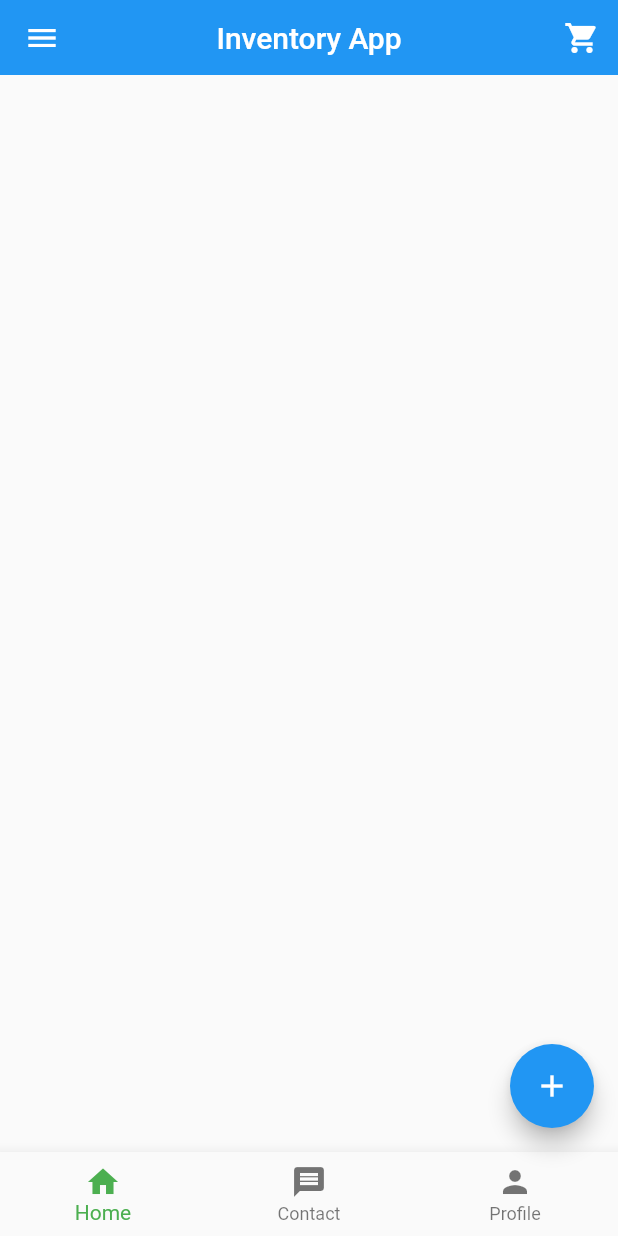
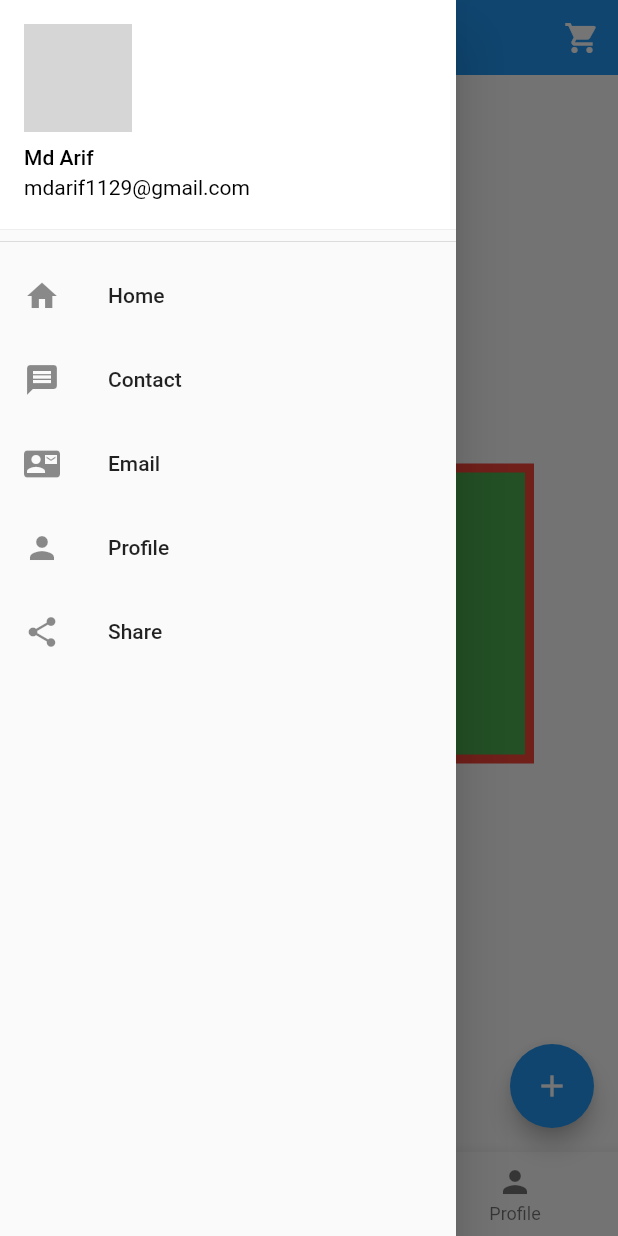
Before and after one commit to arifmia1129/flutter, a Flutter app: the screen it shows after launch, with the side drawer open (before the commit the screen has no drawer), on a phone screen of 412 x 824 dp. Run offline on Flutter 3.47's test engine with Material 2 defaults, Android fonts, the phone set to English and light mode, and no system bars; network calls fail; grey boxes are pictures that could not be loaded.

Commit message:
container

```diff
--- a/lib/main.dart
+++ b/lib/main.dart
@@ -38,7 +38,6 @@ class HomeActivity extends StatelessWidget {
         elevation: 0,
         backgroundColor: Colors.blue,
         toolbarHeight: 50,
-        leading: Icon(Icons.menu),
         actions: [
           IconButton(
             onPressed: () {
@@ -66,12 +65,137 @@ class HomeActivity extends StatelessWidget {
         onTap: (int index) {
           if (index == 0) {
             MySnackBar("This home bottom navbar", context);
+            _currentIndex = 0;
           } else if (index == 1) {
             MySnackBar("This contact bottom navbar", context);
+            _currentIndex = 1;
           } else {
             MySnackBar("This profile bottom navbar", context);
+            _currentIndex = 3;
           }
         },
+      ),
+      drawer: Drawer(
+        child: ListView(
+          children: [
+            DrawerHeader(
+                padding: EdgeInsets.all(0),
+                child: UserAccountsDrawerHeader(
+                    decoration: BoxDecoration(color: Colors.white),
+                    currentAccountPicture: Image.network(
+                        "https://encrypted-tbn0.gstatic.com/images?q=tbn:ANd9GcSoKJPxxwPeNvISnBbZsZHe887Ws0FnrL7o0w&usqp=CAU"),
+                    accountName: Text(
+                      "Md Arif",
+                      style: TextStyle(color: Colors.black),
+                    ),
+                    accountEmail: Text(
+                      "mdarif1129@gmail.com",
+                      style: TextStyle(color: Colors.black),
+                    ))),
+            ListTile(
+              title: Text("Home"),
+              leading: Icon(Icons.home),
+              onTap: () {
+                MySnackBar("I am home", context);
+              },
+            ),
+            ListTile(
+              title: Text("Contact"),
+              leading: Icon(Icons.message),
+              onTap: () {
+                MySnackBar("I am contact", context);
+              },
+            ),
+            ListTile(
+              title: Text("Email"),
+              leading: Icon(Icons.contact_mail),
+              onTap: () {
+                MySnackBar("I am email", context);
+              },
+            ),
+            ListTile(
+              title: Text("Profile"),
+              leading: Icon(Icons.person),
+              onTap: () {
+                MySnackBar("I am profile", context);
+              },
+            ),
+            ListTile(
+              title: Text("Share"),
+              leading: Icon(Icons.share),
+              onTap: () {
+                MySnackBar("I am share", context);
+              },
+            )
+          ],
+        ),
+      ),
+      endDrawer: Drawer(
+        child: ListView(
+          children: [
+            DrawerHeader(
+                padding: EdgeInsets.all(0),
+                child: UserAccountsDrawerHeader(
+                    decoration: BoxDecoration(color: Colors.white),
+                    currentAccountPicture: Image.network(
+                        "https://encrypted-tbn0.gstatic.com/images?q=tbn:ANd9GcSoKJPxxwPeNvISnBbZsZHe887Ws0FnrL7o0w&usqp=CAU"),
+                    accountName: Text(
+                      "Md Arif",
+                      style: TextStyle(color: Colors.black),
+                    ),
+                    accountEmail: Text(
+                      "mdarif1129@gmail.com",
+                      style: TextStyle(color: Colors.black),
+                    ))),
+            ListTile(
+              title: Text("Home"),
+              leading: Icon(Icons.home),
+              onTap: () {
+                MySnackBar("I am home", context);
+              },
+            ),
+            ListTile(
+              title: Text("Contact"),
+              leading: Icon(Icons.message),
+              onTap: () {
+                MySnackBar("I am contact", context);
+              },
+            ),
+            ListTile(
+              title: Text("Email"),
+              leading: Icon(Icons.contact_mail),
+              onTap: () {
+                MySnackBar("I am email", context);
+              },
+            ),
+            ListTile(
+              title: Text("Profile"),
+              leading: Icon(Icons.person),
+              onTap: () {
+                MySnackBar("I am profile", context);
+              },
+            ),
+            ListTile(
+              title: Text("Share"),
+              leading: Icon(Icons.share),
+              onTap: () {
+                MySnackBar("I am share", context);
+              },
+            )
+          ],
+        ),
+      ),
+      body: Center(
+        child: Container(
+            padding: EdgeInsets.all(10),
+            margin: EdgeInsets.all(10),
+            alignment: Alignment.center,
+            height: 200,
+            width: 300,
+            child: Text("Hello"),
+            decoration: BoxDecoration(
+                color: Colors.green,
+                border: Border.all(color: Colors.red, width: 6))),
       ),
     );
   }
```
